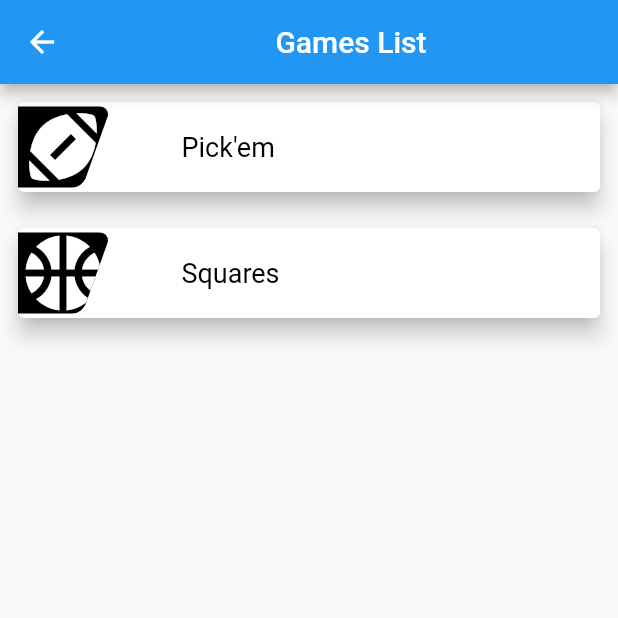
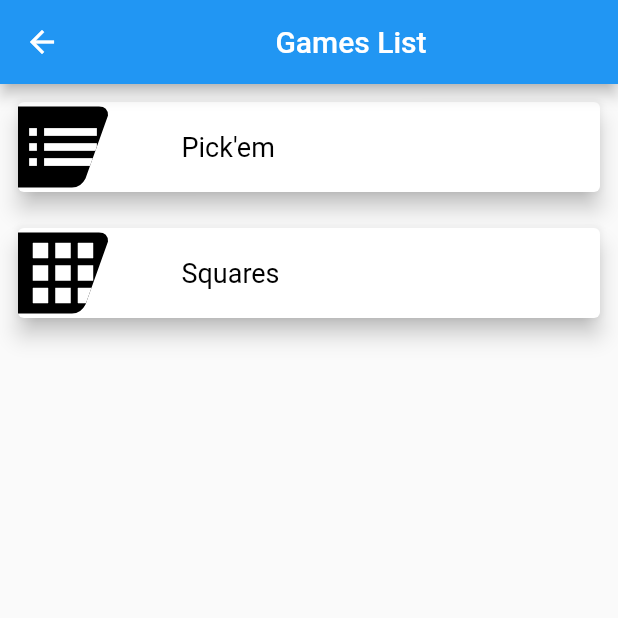
Before and after one commit to shanesblume13/shasco-sports, a Flutter app: the GamesView screen opened directly, on a phone screen of 412 x 824 dp, the top half of it. Run offline on Flutter 3.47's test engine with Material 2 defaults, Android fonts, the phone set to English and light mode, and no system bars; drawn by our look-alikes of flutter_layout_grid; our stand-ins replace cloud_firestore, firebase_core, get_it; accounts and stored records are empty; generated files the repository leaves out were written again.

Commit message:
Updating game icons and main route.

```diff
--- a/lib/core/viewmodels/game_crud_model.dart
+++ b/lib/core/viewmodels/game_crud_model.dart
@@ -6,12 +6,12 @@ class GameCrudModel {
     Game(
       id: 0,
       name: 'Pick\'em',
-      iconData: Icons.sports_football,
+      iconData: Icons.list,
     ),
     Game(
       id: 1,
       name: 'Squares',
-      iconData: Icons.sports_basketball,
+      iconData: Icons.apps,
     ),
   ];
 
--- a/lib/main.dart
+++ b/lib/main.dart
@@ -1,5 +1,6 @@
 import 'package:firebase_core/firebase_core.dart';
 import 'package:flutter/material.dart';
+import 'package:pick/core/viewmodels/game_crud_model.dart';
 import 'package:pick/core/viewmodels/matchup_crud_model.dart';
 import 'package:pick/core/viewmodels/league_crud_model.dart';
 import 'package:pick/core/viewmodels/season_crud_mold.dart';
@@ -37,6 +38,9 @@ class App extends StatelessWidget {
         ),
         Provider(
           create: (_) => locator<LeagueCrudModel>(),
+        ),
+        Provider(
+          create: (_) => locator<GameCrudModel>(),
         ),
         ChangeNotifierProvider(
           create: (_) => locator<SeasonCrudModel>(),
--- a/lib/ui/router.dart
+++ b/lib/ui/router.dart
@@ -13,7 +13,7 @@ class Router {
     switch (settings.name) {
       case '/':
         return MaterialPageRoute(
-          builder: (_) => const SportsView(),
+          builder: (_) => const GamesView(),
         );
       case '/sports':
         return MaterialPageRoute(
```
